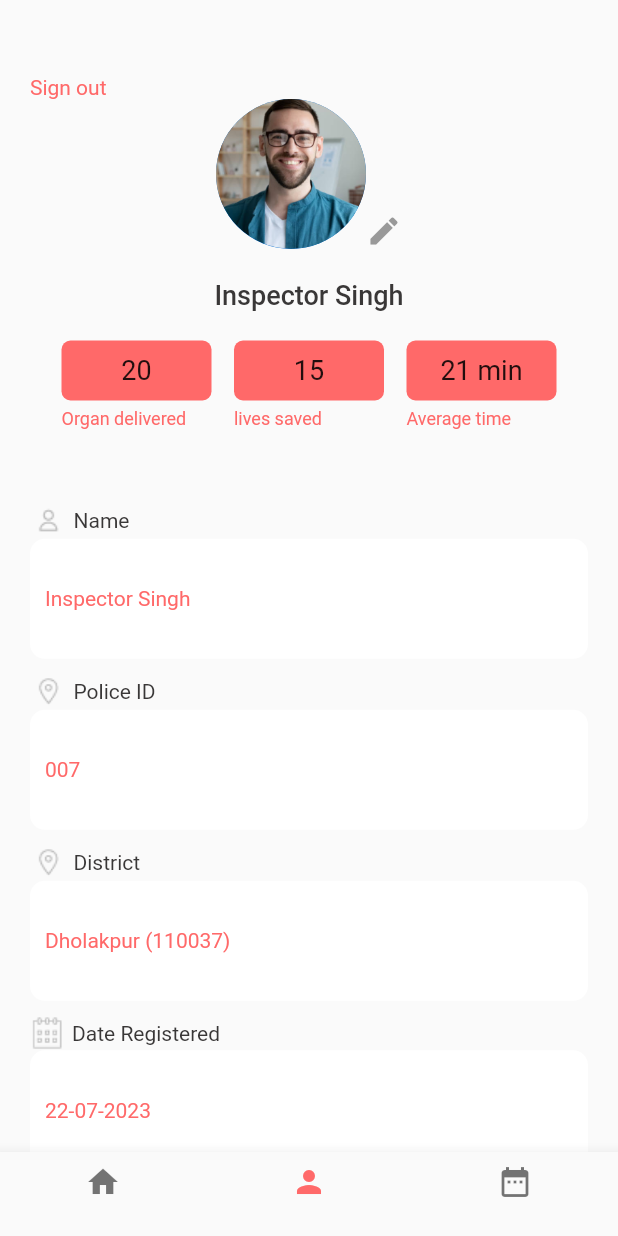
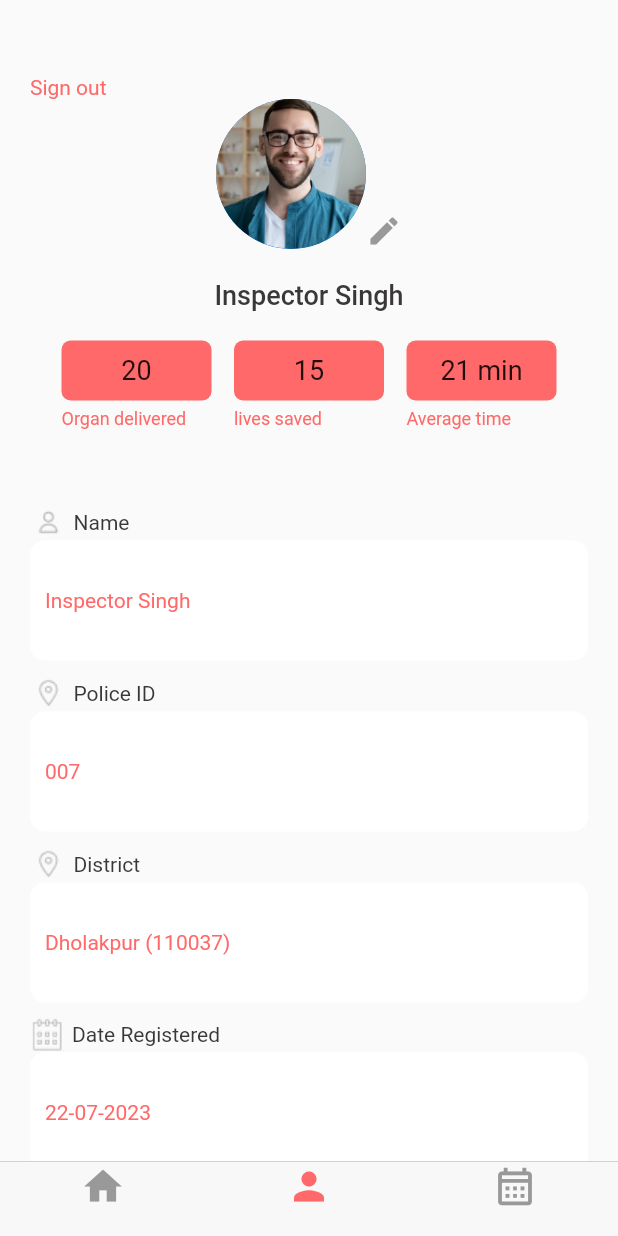
Before and after one commit to MohdSaquib91377/organ_delevery, a Flutter app: the screen it shows after launch, item 2 of the bottom bar chosen, on a phone screen of 412 x 824 dp. Run offline on Flutter 3.47's test engine with Material 2 defaults, Android fonts, the light colour scheme and no system bars; our stand-ins replace google_maps_flutter.

Commit message:
ui design completed

```diff
--- a/lib/main.dart
+++ b/lib/main.dart
@@ -1,7 +1,9 @@
+import 'package:flutter/cupertino.dart';
 import 'package:flutter/material.dart';
 import 'package:organ_delivery/res/app_colors.dart';
 import 'package:organ_delivery/utils/routes/routes.dart';
 import 'package:organ_delivery/utils/routes/routes_name.dart';
+import 'package:organ_delivery/view/certificate_screen.dart';
 import 'package:organ_delivery/view/delivery_screen.dart';
 import 'package:organ_delivery/view/home_screen.dart';
 import 'package:organ_delivery/view/login_screen.dart';
@@ -53,7 +55,7 @@ class _MyHomePageState extends State<MyHomePage> {
     });
   }
 
-  List pages = [
+  List<Widget> pages = [
     HomeScreen(),
     ProfileScreen(),
     DeliveryScreen(),
@@ -61,29 +63,21 @@ class _MyHomePageState extends State<MyHomePage> {
 
   @override
   Widget build(BuildContext context) {
-    return SafeArea(
-      child: Scaffold(
-        body: pages[_selectedIndex],
-        bottomNavigationBar: BottomNavigationBar(
-          items: const <BottomNavigationBarItem>[
-            BottomNavigationBarItem(
-              icon: Icon(Icons.home),
-              label: '',
-            ),
-            BottomNavigationBarItem(
-              icon: Icon(Icons.person),
-              label: '',
-            ),
-            BottomNavigationBarItem(
-              icon: Icon(Icons.date_range),
-              label: '',
-            ),
-          ],
-          currentIndex: _selectedIndex,
-          onTap: ((value) => _onItemTapped(value)),
-          selectedItemColor: AppColor.orangeColor,
-        ),
+    return CupertinoTabScaffold(
+      tabBar: CupertinoTabBar(
+        activeColor: AppColor.orangeColor,
+        items: <BottomNavigationBarItem>[
+          BottomNavigationBarItem(icon: Icon(Icons.home), label: ''),
+          BottomNavigationBarItem(icon: Icon(Icons.person), label: ''),
+          BottomNavigationBarItem(
+              icon: Icon(Icons.calendar_month_outlined), label: ''),
+        ],
       ),
+      tabBuilder: (context, index) {
+        return CupertinoTabView(
+          builder: (context) => pages[index],
+        );
+      },
     );
   }
 }
--- a/lib/res/app_colors.dart
+++ b/lib/res/app_colors.dart
@@ -9,4 +9,5 @@ class AppColor {
   static Color green = Color(0XFF1BC100);
   static Color lightOrange = Color(0XFFFF6969);
   static Color orangethikness = Color(0XFFFFb6b6);
+  static Color whitethick = Color(0xFFFFFBFB);
 }
--- a/lib/utils/routes/routes.dart
+++ b/lib/utils/routes/routes.dart
@@ -7,6 +7,7 @@ import 'package:organ_delivery/view/login_screen.dart';
 import 'package:organ_delivery/view/register_screen.dart';
 
 import '../../main.dart';
+import '../../view/timer_screen.dart';
 
 class Routes {
   static Route<dynamic> generateRoute(RouteSettings settings) {
@@ -23,6 +24,13 @@ class Routes {
         return MaterialPageRoute(builder: (context) => CertificateScareen());
       case RoutesName.main:
         return MaterialPageRoute(builder: (context) => MyHomePage());
+      case RoutesName.timer:
+        final args = settings.arguments as Map<String, double>;
+        return MaterialPageRoute(
+            builder: (context) => TimerScreen(
+                  latitude: args["latitude"] ?? 0.0,
+                  longitude: args["longitude"] ?? 0.0,
+                ));
       default:
         return MaterialPageRoute(
             builder: (_) => Scaffold(body: Text("No routes Found !!")));
--- a/lib/utils/routes/routes_name.dart
+++ b/lib/utils/routes/routes_name.dart
@@ -5,4 +5,5 @@ class RoutesName {
   static const String delivery = 'delivery_screen';
   static const String certificate = 'certificate_screen';
   static const String main = 'main';
+  static const String timer = 'timer_screen';
 }
```
Also changed, not shown: lib/view/delivery_screen.dart (+8 -1 lines), lib/view/home_screen.dart (+103 -8 lines), lib/view/timer_screen.dart (added, +124 -0 lines), pubspec.yaml (line endings or trailing spaces).
